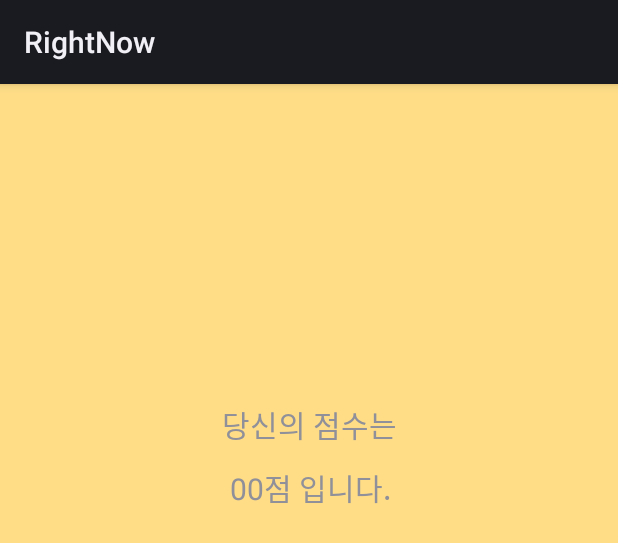
After one commit to Capjjang23/RightNow-Android, an Android app: the layout fragment_result.xml on its own in the app's theme, with its tools: preview values and no code run, on a phone screen of 412 x 824 dp. The commit adds this screen. Shown: the top 543 px of the screen. Run offline under Robolectric (Android 15) with nearby library versions, the phone set to English and light mode, and no system bars.

Commit message:
퀴즈 결과 화면 layout

```diff
--- /dev/null
+++ b/app/src/main/res/drawable/baseline_home_24.xml
@@ -0,0 +1,5 @@
+<vector android:height="24dp" android:tint="#898989"
+    android:viewportHeight="24" android:viewportWidth="24"
+    android:width="24dp" xmlns:android="http://schemas.android.com/apk/res/android">
+    <path android:fillColor="@android:color/white" android:pathData="M10,20v-6h4v6h5v-8h3L12,3 2,12h3v8z"/>
+</vector>
--- a/app/src/main/res/drawable/btn_green_round.xml
+++ b/app/src/main/res/drawable/btn_green_round.xml
@@ -1,6 +1,6 @@
 <?xml version="1.0" encoding="utf-8"?>
 <shape xmlns:android="http://schemas.android.com/apk/res/android" android:shape="rectangle">
-    <corners android:radius="30dp"/>
+    <corners android:radius="10dp"/>
     <solid
         android:color="@color/green" />
 
--- a/app/src/main/res/layout/fragment_quiz.xml
+++ b/app/src/main/res/layout/fragment_quiz.xml
@@ -10,12 +10,11 @@
         android:id="@+id/textView"
         android:layout_width="wrap_content"
         android:layout_height="wrap_content"
-        android:layout_marginTop="164dp"
+        android:layout_marginTop="104dp"
         android:text="그림을 보고 영어 단어를 맞혀보세요"
         android:textColor="#000000"
         android:textSize="16sp"
         app:layout_constraintEnd_toEndOf="parent"
-        app:layout_constraintHorizontal_bias="0.497"
         app:layout_constraintStart_toStartOf="parent"
         app:layout_constraintTop_toTopOf="parent" />
 
--- /dev/null
+++ b/app/src/main/res/layout/fragment_result.xml
@@ -0,0 +1,52 @@
+<?xml version="1.0" encoding="utf-8"?>
+<androidx.constraintlayout.widget.ConstraintLayout xmlns:android="http://schemas.android.com/apk/res/android"
+    xmlns:app="http://schemas.android.com/apk/res-auto"
+    xmlns:tools="http://schemas.android.com/tools"
+    android:layout_width="match_parent"
+    android:layout_height="match_parent"
+    android:background="@color/yellow_background">
+
+    <TextView
+        android:id="@+id/textView2"
+        android:layout_width="wrap_content"
+        android:layout_height="wrap_content"
+        android:layout_marginTop="212dp"
+        android:text="당신의 점수는"
+        android:textSize="20sp"
+        app:layout_constraintEnd_toEndOf="parent"
+        app:layout_constraintStart_toStartOf="parent"
+        app:layout_constraintTop_toTopOf="parent" />
+
+    <TextView
+        android:id="@+id/tv_grade"
+        android:layout_width="wrap_content"
+        android:layout_height="wrap_content"
+        android:layout_marginTop="12dp"
+        android:text="00점 입니다."
+        android:textSize="20sp"
+        app:layout_constraintEnd_toEndOf="@+id/textView2"
+        app:layout_constraintHorizontal_bias="0.555"
+        app:layout_constraintStart_toStartOf="@+id/textView2"
+        app:layout_constraintTop_toBottomOf="@+id/textView2" />
+
+    <ImageView
+        android:id="@+id/imageView"
+        android:layout_width="40dp"
+        android:layout_height="42dp"
+        android:layout_marginBottom="124dp"
+        app:layout_constraintBottom_toBottomOf="parent"
+        app:layout_constraintEnd_toEndOf="parent"
+        app:layout_constraintStart_toStartOf="parent"
+        app:srcCompat="@drawable/btn_green_round" />
+
+    <ImageView
+        android:id="@+id/imageView3"
+        android:layout_width="wrap_content"
+        android:layout_height="wrap_content"
+        app:layout_constraintBottom_toBottomOf="@+id/imageView"
+        app:layout_constraintEnd_toEndOf="@+id/imageView"
+        app:layout_constraintStart_toStartOf="@+id/imageView"
+        app:layout_constraintTop_toTopOf="@+id/imageView"
+        app:srcCompat="@drawable/baseline_home_24" />
+
+</androidx.constraintlayout.widget.ConstraintLayout>
```
